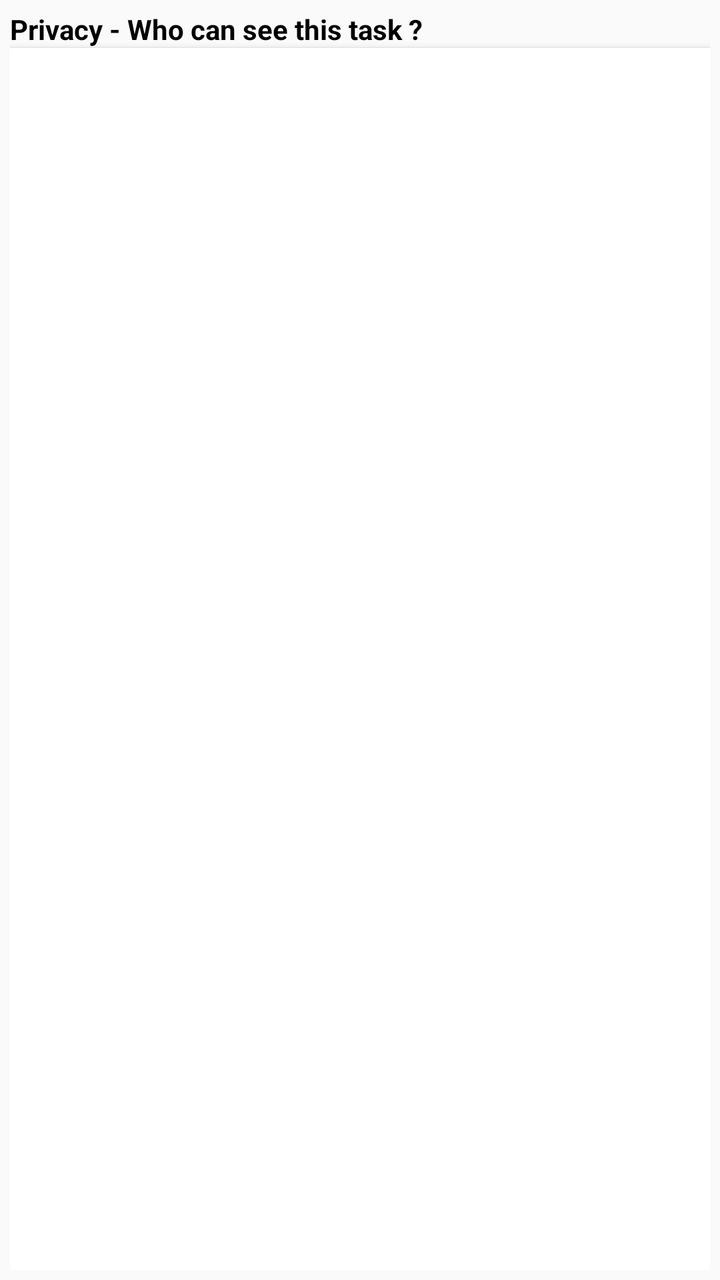
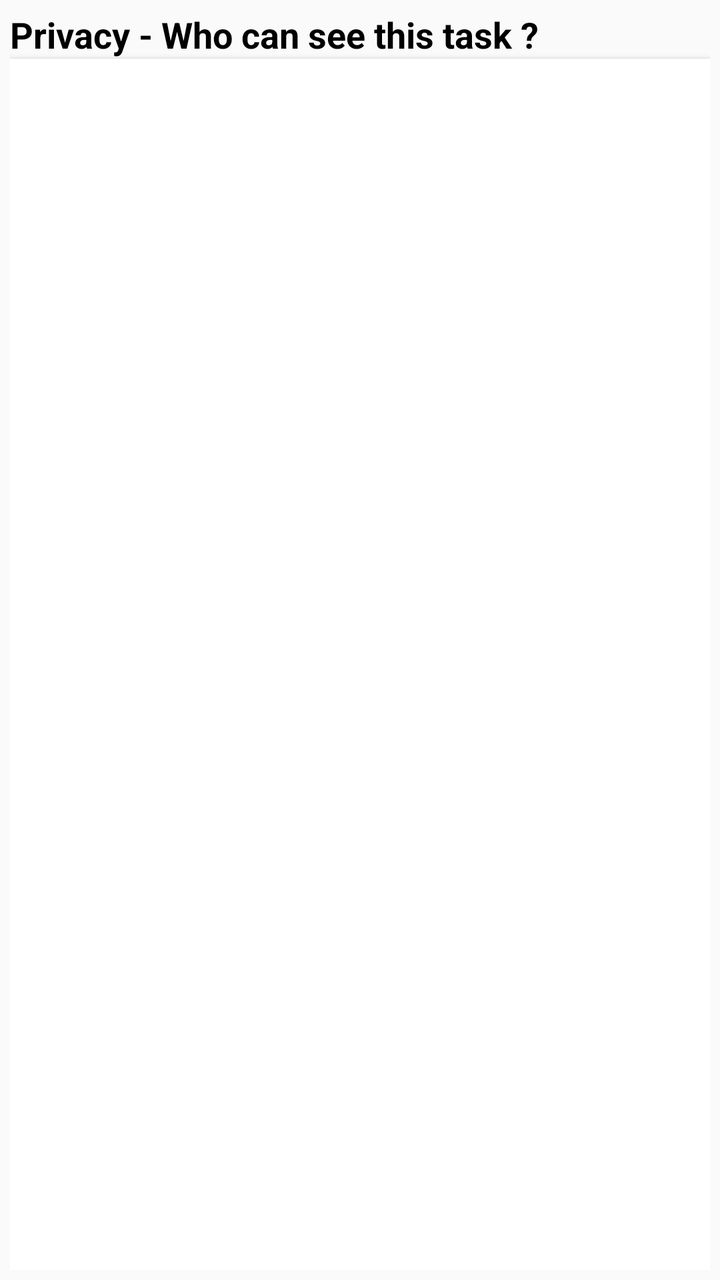

Screens rendered from an Android XML layout before and after an edit, with the pre-edit source and the edit as a unified diff.
<!-- AndroidManifest.xml: application theme AppTheme -->
<!-- res/layout/task_fragment2.xml -->
<?xml version="1.0" encoding="utf-8"?>
<LinearLayout xmlns:android="http://schemas.android.com/apk/res/android"
    android:layout_width="match_parent"
    android:layout_height="match_parent"
    android:orientation="vertical"
    android:padding="5sp">

    <TextView
        android:id="@+id/textView2"
        android:layout_width="wrap_content"
        android:layout_height="wrap_content"
        android:text="Privacy - Who can see this task ?"
        android:textColor="#000"
        android:textStyle="bold" />

    <RelativeLayout
        android:layout_width="wrap_content"
        android:layout_height="wrap_content"
        android:visibility="gone"
        android:background="@drawable/spinner_border"
        android:orientation="horizontal">

        <Spinner
            android:id="@+id/branches"
            android:layout_width="match_parent"
            android:layout_height="wrap_content"
            android:layout_centerVertical="true"
            android:layout_gravity="center"
            android:background="@android:color/transparent"
            android:entries="@array/spinner_item"
            android:gravity="center"
            android:padding="5dp" />

        <ImageView
            android:layout_width="wrap_content"
            android:layout_height="wrap_content"
            android:layout_alignParentRight="true"
            android:layout_centerVertical="true"
            android:layout_gravity="center"
            android:padding="5sp"
            android:src="@drawable/drop_down" />

    </RelativeLayout>


    <android.support.v7.widget.RecyclerView
        android:id="@+id/seekrecyclerview"
        android:layout_width="match_parent"
        android:layout_height="match_parent"
        android:layout_weight="1"
        android:background="#fff"
        android:cacheColorHint="#aca9a9"
        android:divider="#bab9b9"
        android:elevation="2dp"
        android:footerDividersEnabled="true"
        android:scrollbars="vertical">

    </android.support.v7.widget.RecyclerView>

</LinearLayout>
<!-- resources referenced by this layout -->
<resources>
  <string-array name="spinner_item">
          <item> --Select Company-- </item>
          <item>Myaccounts</item>
          <item>Visakhapatnam</item>
          <item>Bangalore</item>
          <item>Chennai</item>
          <item>Mumbai</item>
          <item>Delhi</item>
          <item>Ahmedabad</item>
          <item>Kolkata</item>
          <item>Pune</item>
          <item>Guntur</item>
  
      </string-array>
  <!-- drawable drop_down: png bitmap (drawable, 211 bytes) -->
  <!-- drawable spinner_border (drawable) -->
  <?xml version="1.0" encoding="utf-8"?>
  <shape xmlns:android="http://schemas.android.com/apk/res/android">
      <solid android:color="@android:color/transparent" />
      <corners android:radius="5dp" />
      <stroke
          android:width="1dp"
          android:color="#000">
  
      </stroke>
      </shape>
  <style name="AppTheme" parent="Theme.AppCompat.Light.DarkActionBar">
          
          <item name="windowNoTitle">true</item>
          <item name="windowActionBar">false</item>
          <item name="colorPrimary">@color/colorPrimary</item>
          <item name="colorPrimaryDark">@color/colorPrimaryDark</item>
          <item name="colorAccent">@color/colorAccent</item>
      </style>
  <color name="colorPrimary">#124514</color>
  <color name="colorPrimaryDark">#303F9F</color>
  <color name="colorAccent">#000105</color>
</resources>

<!-- the commit's change to res/layout/task_fragment2.xml (unified diff, before → after) -->
@@ -9,6 +9,7 @@
         android:id="@+id/textView2"
         android:layout_width="wrap_content"
         android:layout_height="wrap_content"
+        android:textSize="18sp"
         android:text="Privacy - Who can see this task ?"
         android:textColor="#000"
         android:textStyle="bold" />
<!-- resource entries referenced after the edit -->
@@ -30,11 +30,11 @@
           
           <item name="windowNoTitle">true</item>
           <item name="windowActionBar">false</item>
-          <item name="colorPrimary">@color/colorPrimary</item>
+          <item name="colorPrimary">@color/light_blue_800</item>
           <item name="colorPrimaryDark">@color/colorPrimaryDark</item>
           <item name="colorAccent">@color/colorAccent</item>
       </style>
-  <color name="colorPrimary">#124514</color>
+  <color name="light_blue_800">#0277bd</color>
   <color name="colorPrimaryDark">#303F9F</color>
   <color name="colorAccent">#000105</color>
 </resources>
